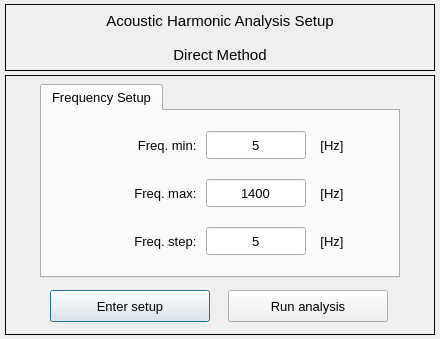
Above: vibra/interface/data/ui_files/analysis/acoustic/harmonic_analysis_direct_method.ui from MOPT-UFSC/VIBRA before the change. Below: the same form after it.
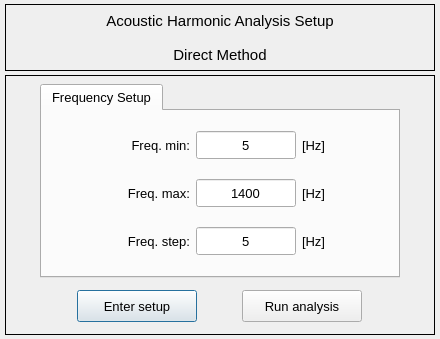
That is the form after the change.

Diff of the .ui file:
```diff
--- a/vibra/interface/data/ui_files/analysis/acoustic/harmonic_analysis_direct_method.ui
+++ b/vibra/interface/data/ui_files/analysis/acoustic/harmonic_analysis_direct_method.ui
@@ -142,13 +142,13 @@
            <widget class="QLabel" name="label_24">
             <property name="minimumSize">
              <size>
-              <width>40</width>
+              <width>60</width>
               <height>28</height>
              </size>
             </property>
             <property name="maximumSize">
              <size>
-              <width>40</width>
+              <width>60</width>
               <height>28</height>
              </size>
             </property>
@@ -165,7 +165,7 @@
              <string>[Hz]</string>
             </property>
             <property name="alignment">
-             <set>Qt::AlignCenter</set>
+             <set>Qt::AlignLeading|Qt::AlignLeft|Qt::AlignVCenter</set>
             </property>
            </widget>
           </item>
@@ -275,13 +275,13 @@
            <widget class="QLabel" name="label_25">
             <property name="minimumSize">
              <size>
-              <width>40</width>
+              <width>60</width>
               <height>28</height>
              </size>
             </property>
             <property name="maximumSize">
              <size>
-              <width>40</width>
+              <width>60</width>
               <height>28</height>
              </size>
             </property>
@@ -298,7 +298,7 @@
              <string>[Hz]</string>
             </property>
             <property name="alignment">
-             <set>Qt::AlignCenter</set>
+             <set>Qt::AlignLeading|Qt::AlignLeft|Qt::AlignVCenter</set>
             </property>
            </widget>
           </item>
@@ -326,7 +326,7 @@
              </font>
             </property>
             <property name="text">
-             <string>Freq. min: </string>
+             <string>Freq. min:</string>
             </property>
             <property name="alignment">
              <set>Qt::AlignRight|Qt::AlignTrailing|Qt::AlignVCenter</set>
@@ -357,7 +357,7 @@
              </font>
             </property>
             <property name="text">
-             <string>Freq. max: </string>
+             <string>Freq. max:</string>
             </property>
             <property name="alignment">
              <set>Qt::AlignRight|Qt::AlignTrailing|Qt::AlignVCenter</set>
@@ -388,7 +388,7 @@
              </font>
             </property>
             <property name="text">
-             <string>Freq. step: </string>
+             <string>Freq. step:</string>
             </property>
             <property name="alignment">
              <set>Qt::AlignRight|Qt::AlignTrailing|Qt::AlignVCenter</set>
@@ -399,13 +399,13 @@
            <widget class="QLabel" name="label_26">
             <property name="minimumSize">
              <size>
-              <width>40</width>
+              <width>60</width>
               <height>28</height>
              </size>
             </property>
             <property name="maximumSize">
              <size>
-              <width>40</width>
+              <width>60</width>
               <height>28</height>
              </size>
             </property>
@@ -422,7 +422,7 @@
              <string>[Hz]</string>
             </property>
             <property name="alignment">
-             <set>Qt::AlignCenter</set>
+             <set>Qt::AlignLeading|Qt::AlignLeft|Qt::AlignVCenter</set>
             </property>
            </widget>
           </item>
@@ -493,13 +493,13 @@
           <widget class="QPushButton" name="pushButton_confirm_close">
            <property name="minimumSize">
             <size>
-             <width>160</width>
+             <width>120</width>
              <height>32</height>
             </size>
            </property>
            <property name="maximumSize">
             <size>
-             <width>160</width>
+             <width>120</width>
              <height>32</height>
             </size>
            </property>
@@ -524,13 +524,13 @@
           <widget class="QPushButton" name="pushButton_confirm_run_analysis">
            <property name="minimumSize">
             <size>
-             <width>160</width>
+             <width>120</width>
              <height>32</height>
             </size>
            </property>
            <property name="maximumSize">
             <size>
-             <width>160</width>
+             <width>120</width>
              <height>32</height>
             </size>
            </property>
```
